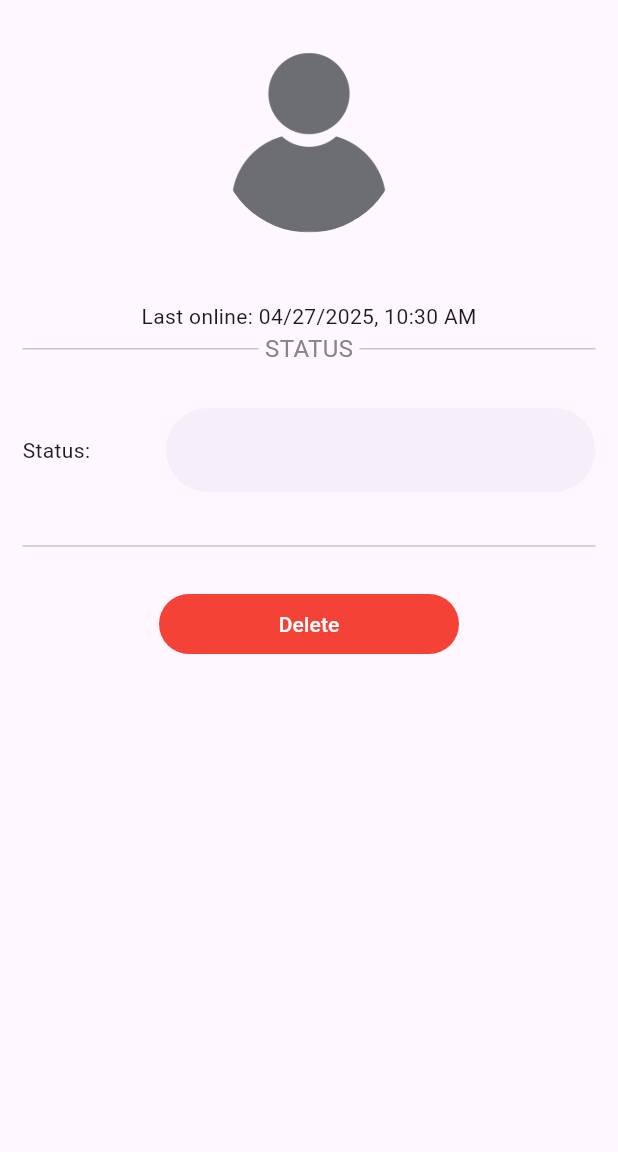
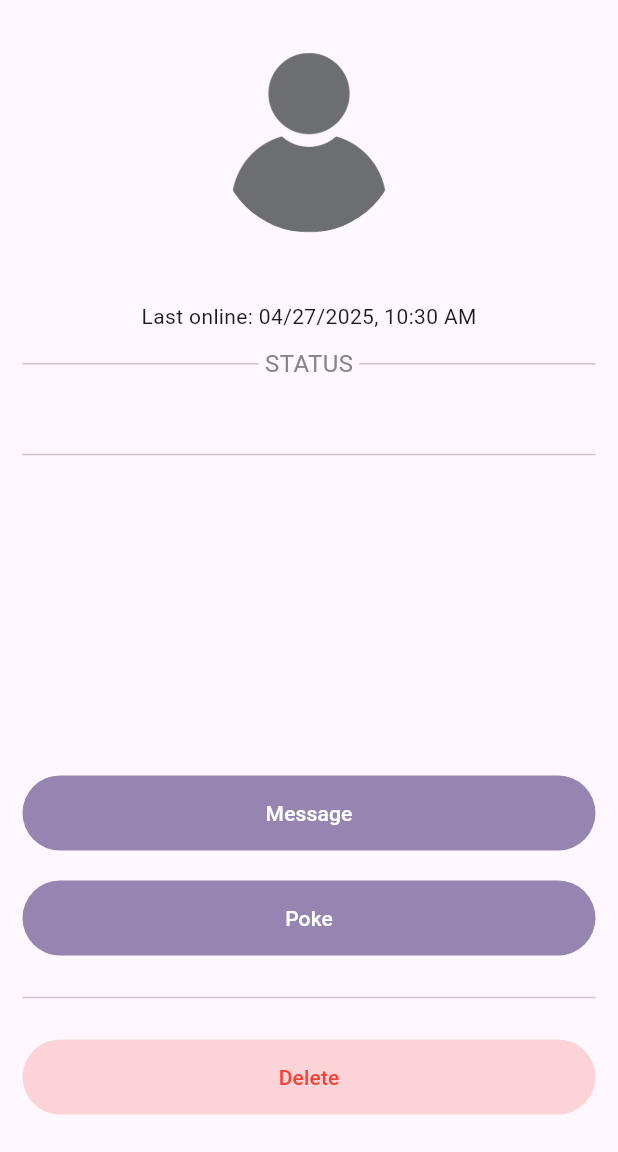
Before and after one commit to jacklc3/boing, a Flutter app: the FriendPage screen opened directly with empty values, on a phone screen of 412 x 824 dp, the part 84-1236 px from its top. Run offline on Flutter 3.47's test engine with Material 3 defaults, Android fonts, the phone set to English and light mode, and no system bars; our stand-ins replace auth_buttons, cloud_firestore, firebase_auth, firebase_core, geocoding, google_sign_in and 2 more; missing offline and left inert: qr_code_scanner; accounts and stored records are empty.

Commit message:
Fixing up profile and friend page

```diff
--- a/lib/friend_page.dart
+++ b/lib/friend_page.dart
@@ -34,8 +34,7 @@ class FriendPage extends StatelessWidget {
           }
 
           var data = snapshot.data!.data()!;
-          return SingleChildScrollView(
-            child: Container(
+          return Container(
             padding: const EdgeInsets.all(15),
             child: Column(
               children: [
@@ -62,7 +61,7 @@ class FriendPage extends StatelessWidget {
                       : DateFormat('MM/dd/yyyy, hh:mm a').format(data["time"].toDate())
                   }",
                   style: Theme.of(context).textTheme.bodyMedium),
-                  if (data["status"] != null)
+                const SizedBox(height: 10),
                 Align(
                   alignment: Alignment.center,
                   child: Row(
@@ -77,15 +76,49 @@ class FriendPage extends StatelessWidget {
                     ]
                   )
                 ),
-                  if (data["status"] != null)
+                const SizedBox(height: 10),
+                Center(child: Text(data["status"] ?? "--")),
+                const SizedBox(height: 10),
+                const Divider(),
+                Expanded(child: Container()),
+                const SizedBox(height: 10),
+                SizedBox(
+                  width: MediaQuery.of(context).size.width,
+                  height: 50,
+                  child: ElevatedButton(
+                    onPressed: () {},
+                    style: ElevatedButton.styleFrom(
+                      backgroundColor: Theme.of(context).colorScheme.primary.withOpacity(0.7),
+                      elevation: 0,
+                    ),
+                    child: const Text(
+                      "Message",
+                      style: TextStyle(color: Colors.white)
+                    ),
+                  ),
+                ),
                 const SizedBox(height: 20),
-                  if (data["status"] != null)
-                    UserInfoField(label: "Status:", info: data["status"] ?? ""),
+                SizedBox(
+                  width: MediaQuery.of(context).size.width,
+                  height: 50,
+                  child: ElevatedButton(
+                    onPressed: () {},
+                    style: ElevatedButton.styleFrom(
+                      backgroundColor: Theme.of(context).colorScheme.primary.withOpacity(0.7),
+                      elevation: 0,
+                    ),
+                    child: const Text(
+                      "Poke",
+                      style: TextStyle(color: Colors.white)
+                    ),
+                  ),
+                ),
                 const SizedBox(height: 20),
                 const Divider(),
                 const SizedBox(height: 20),
                 SizedBox(
-                    width: 200,
+                  width: MediaQuery.of(context).size.width,
+                  height: 50,
                   child: ElevatedButton(
                     onPressed: () {
                       showDialog(
@@ -126,19 +159,19 @@ class FriendPage extends StatelessWidget {
                       );
                     },
                     style: ElevatedButton.styleFrom(
-                        backgroundColor: Colors.red,
+                      backgroundColor: Colors.red.withOpacity(0.2),
                       elevation: 0,
                       side: BorderSide.none,
                       shape: const StadiumBorder()
                     ),
                     child: const Text(
                       "Delete",
-                        style: TextStyle(color: Colors.white)
+                      style: TextStyle(color: Colors.red)
                     ),
                   ),
                 ),
+                const SizedBox(height: 10),
               ],
-              ),
             ),
           );
         }
@@ -146,46 +179,3 @@ class FriendPage extends StatelessWidget {
     );
   }
 }
-
-class UserInfoField extends StatelessWidget {
-  const UserInfoField({
-    super.key,
-    required this.label,
-    required this.info,
-  });
-
-  final String label;
-  final String info;
-
-  @override
-  Widget build(BuildContext context) {
-    return Padding(
-      padding: const EdgeInsets.symmetric(vertical: 16.0 / 2),
-      child: Row(
-        children: [
-          Expanded(
-            child: Text(label),
-          ),
-          Expanded(
-            flex: 3,
-            child: TextFormField(
-              readOnly: true,
-              decoration: InputDecoration(
-                hintText: info,
-                filled: true,
-                fillColor: Theme.of(context).colorScheme.primary.withOpacity(0.05),
-                contentPadding: const EdgeInsets.symmetric(
-                  horizontal: 16.0 * 1.5, vertical: 16.0
-                ),
-                border: const OutlineInputBorder(
-                  borderSide: BorderSide.none,
-                  borderRadius: BorderRadius.all(Radius.circular(50)),
-                ),
-              ),
-            ),
-          ),
-        ],
-      ),
-    );
-  }
-}
--- a/lib/profile_page.dart
+++ b/lib/profile_page.dart
@@ -32,8 +32,7 @@ class ProfilePage extends StatelessWidget {
           }
 
           var data = snapshot.data!.data()!;
-          return SingleChildScrollView(
-            child: Container(
+          return Container(
             padding: const EdgeInsets.all(15),
             child: Column(
               children: [
@@ -61,35 +60,30 @@ class ProfilePage extends StatelessWidget {
                   }",
                   style: Theme.of(context).textTheme.bodyMedium),
                 const SizedBox(height: 20),
-                  if (currentUser.email != null)
-                    UserInfoField(label: "Email:", info: currentUser.email!),
-                  if (currentUser.phoneNumber != null)
-                    UserInfoField(label: "Phone:", info: currentUser.phoneNumber!),
-                  if (data["location"] != null)
-                    UserInfoField(label: "Location:", info: data["location"]),
+                UserInfoField(label: "Location:", info: data["location"] ?? "--"),
+                UserInfoField(label: "Email:", info: currentUser.email ?? ""),
+                UserInfoField(label: "Phone:", info: currentUser.phoneNumber ?? ""),
                 UserInfoField(label: "Status:", info: data["status"] ?? ""),
-                  const SizedBox(height: 20),
-                  const Divider(),
-                  const SizedBox(height: 20),
+                Expanded(child: Container()),
                 SizedBox(
-                    width: 200,
+                  width: MediaQuery.of(context).size.width,
+                  height: 50,
                   child: ElevatedButton(
                     onPressed: () => Navigator.of(context).push(MaterialPageRoute(
                       builder: (BuildContext context) => const UpdateProfilePage()
                     )),
                     style: ElevatedButton.styleFrom(
-                        backgroundColor: Theme.of(context).colorScheme.primary,
-                        side: BorderSide.none,
-                        shape: const StadiumBorder()
+                      backgroundColor: Theme.of(context).colorScheme.primary.withOpacity(0.7),
+                      elevation: 0,
                     ),
                     child: const Text(
                       "Edit Profile",
-                        style: TextStyle(color: Colors.black)
+                      style: TextStyle(color: Colors.white)
                     ),
                   ),
                 ),
+                const SizedBox(height: 10),
               ],
-              ),
             ),
           );
         }
```
Lines whose indentation alone changed are shown as unchanged.
